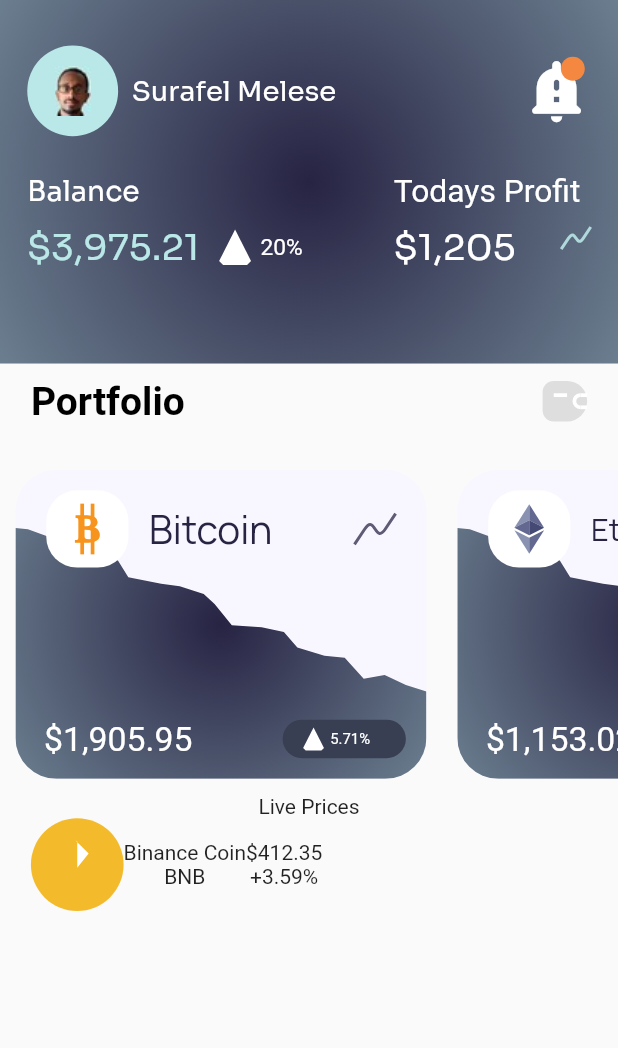
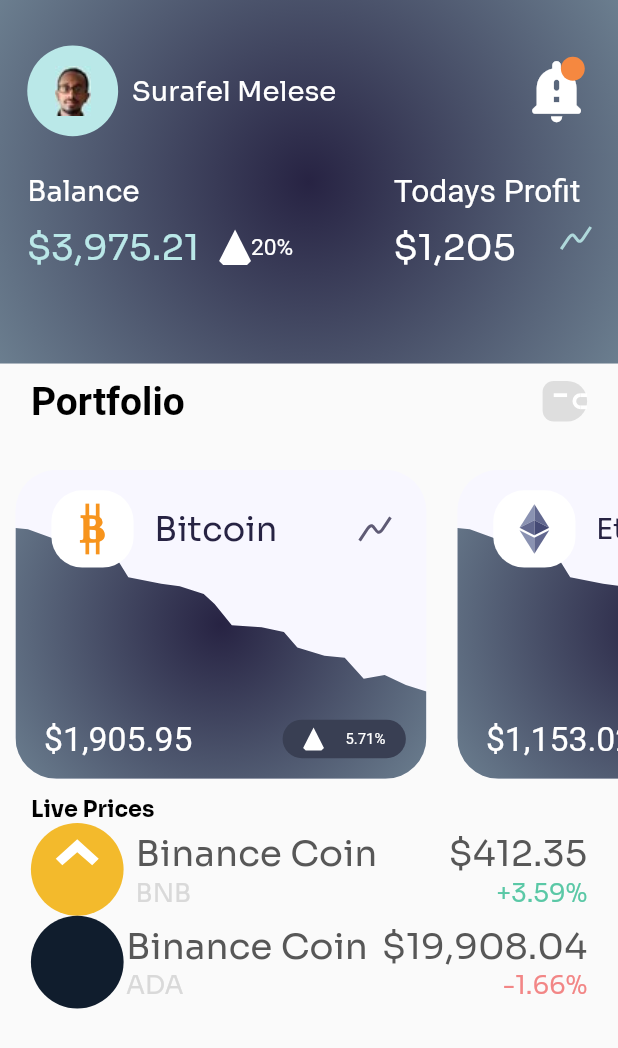
Before and after one commit to dalyathan/Kriptow, a Flutter app: the screen it shows after launch, on a phone screen of 412 x 824 dp. Shown: the top 1048 px of the screen. Run offline on Flutter 3.47's test engine with Material 2 defaults, Android fonts, the phone set to English and light mode, and no system bars; our stand-ins replace google_fonts; Roboto replaces fonts that are missing (Spartan).

Commit message:
the icons remain incomplete on the home screen

```diff
--- a/lib/painters/binance_coin.dart
+++ b/lib/painters/binance_coin.dart
@@ -6,9 +6,9 @@ class BinanceCoinIconPainter extends CustomPainter {
   @override
   void paint(Canvas canvas, Size size) {
     iconSize = size;
-    double overallOffsetRatio = 0.25;
-    double gapRatio = 0.15;
-    double howThickRatio = 0.2;
+    double overallOffsetRatio = 0.175;
+    double gapRatio = 0.05;
+    double howThickRatio = 0.1;
     const Color iconBackgroundColor = Color.fromRGBO(243, 186, 44, 1);
     double thickness = size.width * howThickRatio;
     double gap = size.width * gapRatio;
@@ -37,13 +37,7 @@ class BinanceCoinIconPainter extends CustomPainter {
     Offset D = reflectYAxis(C);
     Offset G = reflectYAxis(E);
 
-    Path topArrowPath = Path()
-      ..addPolygon([
-        A,
-        C,
-        E,
-        B, /*G, D*/
-      ], false);
+    Path topArrowPath = Path()..addPolygon([A, C, E, B, G, D], true);
     brush.color = Colors.white;
     canvas.drawPath(topArrowPath, brush);
     //the rest of the points can be obtained by reflecting through y=x, y=0 and x=0
@@ -69,11 +63,11 @@ class BinanceCoinIconPainter extends CustomPainter {
 
   toDartCoordinate(Offset cartesianPoint) => Offset(
       cartesianPoint.dx + iconSize.width * 0.5,
-      cartesianPoint.dy + iconSize.height * 0.5);
+      iconSize.height * 0.5 - cartesianPoint.dy);
 
   toCartesianCoordinate(Offset dartianPoint) => Offset(
       dartianPoint.dx - iconSize.width * 0.5,
-      dartianPoint.dy - iconSize.height * 0.5);
+      iconSize.height * 0.5 - dartianPoint.dy);
 
   @override
   bool shouldRepaint(covariant CustomPainter oldDelegate) => true;
--- /dev/null
+++ b/lib/painters/cardano.dart
@@ -0,0 +1,19 @@
+import 'package:flutter/material.dart';
+
+class CardanoIconPainter extends CustomPainter {
+  @override
+  void paint(Canvas canvas, Size size) {
+    Paint brush = Paint();
+    brush.style = PaintingStyle.fill;
+    brush.strokeWidth = 2.5;
+    const Color backgroundColor = Color.fromRGBO(16, 29, 45, 1);
+    brush.color = backgroundColor;
+
+    Offset center = Offset(size.width * 0.5, size.height * 0.5);
+
+    canvas.drawCircle(center, size.width * 0.5, brush);
+  }
+
+  @override
+  bool shouldRepaint(covariant CustomPainter oldDelegate) => true;
+}
--- a/lib/screens/home.dart
+++ b/lib/screens/home.dart
@@ -46,7 +46,7 @@ class Home extends StatelessWidget {
                       padding: EdgeInsets.symmetric(
                           vertical: size.width * verticalPaddingRatio,
                           horizontal: size.height * horizontalPaddingRatio),
-                      child: const LivePrices()),
+                      child: LivePrices()),
                 ],
               )
             ],
--- a/lib/widgets/containers/common/percent_increase.dart
+++ b/lib/widgets/containers/common/percent_increase.dart
@@ -15,6 +15,7 @@ class PercentIncrease extends StatelessWidget {
       height: height,
       //color: Colors.green,
       child: Row(
+        mainAxisAlignment: MainAxisAlignment.spaceBetween,
         children: [
           Container(
               //color: Colors.blue,
@@ -22,9 +23,9 @@ class PercentIncrease extends StatelessWidget {
               child: Align(
                   //alignment: Alignment(0, -height * 0.0083),
                   child: IncreasingIcon(height: height * 0.75))),
-          SizedBox(
-            width: height * 0.2,
-          ),
+          // SizedBox(
+          //   width: height * 0.2,
+          // ),
           Container(
             //color: Colors.orange,
             height: height * 0.55,
--- a/lib/widgets/containers/live_prices/live_price_tab.dart
+++ b/lib/widgets/containers/live_prices/live_price_tab.dart
@@ -1,23 +1,93 @@
 import 'package:drrrible_nuha_maulana_ahsan_crypto_app/widgets/icons/binance_coin.dart';
+import 'package:drrrible_nuha_maulana_ahsan_crypto_app/widgets/icons/supertype.dart';
 import 'package:flutter/material.dart';
+import 'package:google_fonts/google_fonts.dart';
 
 class LivePriceTab extends StatelessWidget {
   final double height;
-  const LivePriceTab({Key? key, required this.height}) : super(key: key);
+  final SuperTypeIcon icon;
+  final String name;
+  final String shortName;
+  final String amountTransacted;
+  final String percentChange;
+  const LivePriceTab(
+      {Key? key,
+      required this.height,
+      required this.icon,
+      required this.name,
+      required this.shortName,
+      required this.amountTransacted,
+      required this.percentChange})
+      : super(key: key);
 
   @override
   Widget build(BuildContext context) {
     Size size = MediaQuery.of(context).size;
+    icon.height = height;
     return Row(
       children: [
-        BinanceCoinIcon(
-          width: height,
+        icon,
+        const Spacer(
+          flex: 1,
         ),
         Column(
-          children: const [Text('Binance Coin'), Text('BNB')],
+          crossAxisAlignment: CrossAxisAlignment.start,
+          children: [
+            SizedBox(
+              height: height * 0.5,
+              child: FittedBox(
+                fit: BoxFit.fitHeight,
+                child: Text(
+                  name,
+                  style: GoogleFonts.sora(
+                      color: const Color.fromRGBO(87, 87, 87, 1)),
+                ),
+              ),
+            ),
+            SizedBox(
+              height: height * 0.35,
+              child: FittedBox(
+                fit: BoxFit.fitHeight,
+                child: Text(
+                  shortName,
+                  style: GoogleFonts.sora(
+                      color: const Color.fromRGBO(217, 217, 217, 1)),
+                ),
+              ),
+            ),
+          ],
+        ),
+        const Spacer(
+          flex: 6,
         ),
         Column(
-          children: const [Text('\$412.35'), Text('+3.59%')],
+          crossAxisAlignment: CrossAxisAlignment.end,
+          children: [
+            SizedBox(
+              height: height * 0.5,
+              child: FittedBox(
+                fit: BoxFit.fitHeight,
+                child: Text(
+                  '\$$amountTransacted',
+                  style: GoogleFonts.sora(
+                      color: const Color.fromRGBO(87, 87, 87, 1)),
+                ),
+              ),
+            ),
+            SizedBox(
+              height: height * 0.35,
+              child: FittedBox(
+                fit: BoxFit.fitHeight,
+                child: Text(
+                  '$percentChange%',
+                  style: GoogleFonts.sora(
+                      color: num.parse(percentChange) >= 0
+                          ? const Color.fromRGBO(90, 200, 166, 1)
+                          : const Color.fromRGBO(242, 134, 134, 1)),
+                ),
+              ),
+            )
+          ],
         )
       ],
     );
--- a/lib/widgets/containers/live_prices/live_prices.dart
+++ b/lib/widgets/containers/live_prices/live_prices.dart
@@ -1,17 +1,47 @@
 import 'package:drrrible_nuha_maulana_ahsan_crypto_app/widgets/containers/live_prices/live_price_tab.dart';
+import 'package:drrrible_nuha_maulana_ahsan_crypto_app/widgets/icons/binance_coin.dart';
+import 'package:drrrible_nuha_maulana_ahsan_crypto_app/widgets/icons/cardano.dart';
 import 'package:flutter/material.dart';
+import 'package:google_fonts/google_fonts.dart';
 
 class LivePrices extends StatelessWidget {
-  const LivePrices({Key? key}) : super(key: key);
+  late Size size;
+  LivePrices({Key? key}) : super(key: key);
 
   @override
   Widget build(BuildContext context) {
-    Size size = MediaQuery.of(context).size;
+    size = MediaQuery.of(context).size;
     return Column(
+      crossAxisAlignment: CrossAxisAlignment.start,
       children: [
-        const Text("Live Prices"),
-        LivePriceTab(height: size.width * 0.15)
+        title("Live Prices"),
+        LivePriceTab(
+          height: size.width * 0.15,
+          amountTransacted: '412.35',
+          icon: BinanceCoinIcon(),
+          name: 'Binance Coin',
+          percentChange: '+3.59',
+          shortName: 'BNB',
+        ),
+        LivePriceTab(
+          height: size.width * 0.15,
+          amountTransacted: '19,908.04',
+          icon: CardanoIcon(),
+          name: 'Binance Coin',
+          percentChange: '-1.66',
+          shortName: 'ADA',
+        )
       ],
     );
   }
+
+  Widget title(String heading) => SizedBox(
+        width: size.width * 0.2,
+        child: FittedBox(
+          fit: BoxFit.fitWidth,
+          child: Text(heading,
+              style: GoogleFonts.sora(
+                  color: Colors.black, fontWeight: FontWeight.bold)),
+        ),
+      );
 }
--- a/lib/widgets/containers/portfolio/graph_detail.dart
+++ b/lib/widgets/containers/portfolio/graph_detail.dart
@@ -53,7 +53,7 @@ class GraphDetail extends StatelessWidget {
                 child: FittedBox(
                   child: Text(
                     name,
-                    style: GoogleFonts.manrope(
+                    style: GoogleFonts.sora(
                         color: const Color.fromRGBO(39, 35, 67, 1)),
                   ),
                 ),
@@ -62,7 +62,7 @@ class GraphDetail extends StatelessWidget {
                 width: width * 0.2,
               ),
               CubicBezierCurveIcon(
-                  width: width * 0.1,
+                  width: width * 0.075,
                   color: const Color.fromRGBO(95, 91, 117, 1))
             ],
           ),
--- a/lib/widgets/icons/binance_coin.dart
+++ b/lib/widgets/icons/binance_coin.dart
@@ -1,14 +1,15 @@
 import 'package:drrrible_nuha_maulana_ahsan_crypto_app/painters/binance_coin.dart';
 import 'package:flutter/material.dart';
 
-class BinanceCoinIcon extends StatelessWidget {
-  final double width;
-  const BinanceCoinIcon({Key? key, required this.width}) : super(key: key);
+import 'supertype.dart';
+
+class BinanceCoinIcon extends SuperTypeIcon {
+  BinanceCoinIcon({Key? key}) : super(key: key);
 
   @override
   Widget build(BuildContext context) {
     return CustomPaint(
-      size: Size.square(width),
+      size: Size.square(height),
       painter: BinanceCoinIconPainter(),
     );
   }
--- a/lib/widgets/icons/bitcoin.dart
+++ b/lib/widgets/icons/bitcoin.dart
@@ -12,10 +12,6 @@ class BitcoinIcon extends SuperTypeIcon {
   double hornHeightRatio = 0.5;
   BitcoinIcon({Key? key, required this.color, this.rotate = false})
       : super(key: key);
-
-  set setHeight(double height) {
-    super.height = height;
-  }
 
   @override
   Widget build(BuildContext context) {
--- /dev/null
+++ b/lib/widgets/icons/cardano.dart
@@ -0,0 +1,17 @@
+import 'package:drrrible_nuha_maulana_ahsan_crypto_app/painters/cardano.dart';
+import 'package:drrrible_nuha_maulana_ahsan_crypto_app/widgets/icons/supertype.dart';
+import 'package:flutter/material.dart';
+
+class CardanoIcon extends SuperTypeIcon {
+  CardanoIcon({
+    Key? key,
+  }) : super(key: key);
+
+  @override
+  Widget build(BuildContext context) {
+    return CustomPaint(
+      size: Size.square(height),
+      painter: CardanoIconPainter(),
+    );
+  }
+}
```
